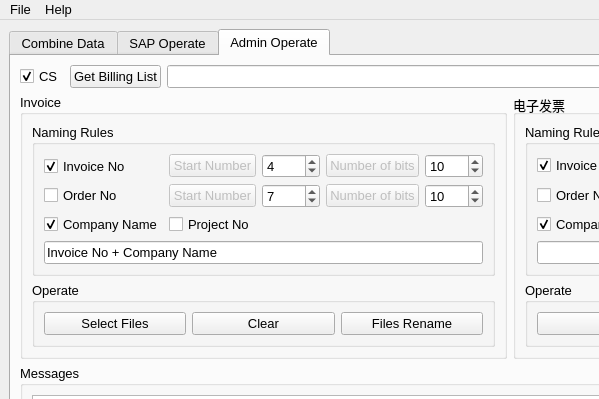
This is Sap_Operate_Ui.ui in chen-huai/Sap_Operation as Qt 5 draws it before an edit; both pictures show x 0 to 599 and y 0 to 399 of the 1019 by 730 pixel window. The edited form follows.
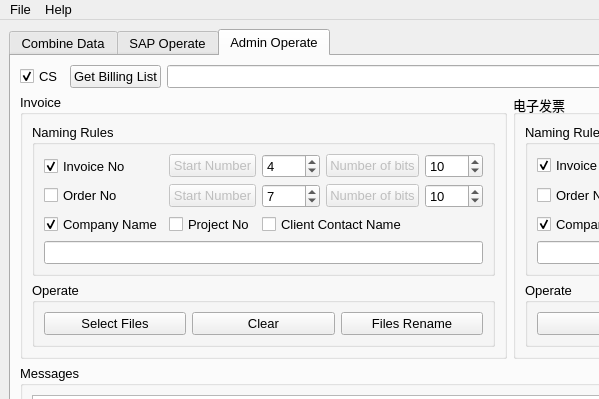
This is the edited form. The open tabs and pages were chosen to show the change. Icons and pictures are not drawn.

Commit message: invoice和电子发票重命名适配NB

Diff of the .ui file:
```diff
--- a/Sap_Operate_Ui.ui
+++ b/Sap_Operate_Ui.ui
@@ -1944,7 +1944,14 @@
                  <string>命名规则，按顺序</string>
                 </property>
                 <property name="text">
-                 <string>Invoice No + Company Name</string>
+                 <string/>
+                </property>
+               </widget>
+              </item>
+              <item row="2" column="2" colspan="2">
+               <widget class="QCheckBox" name="checkBox_26">
+                <property name="text">
+                 <string>Client Contact Name</string>
                 </property>
                </widget>
               </item>
```
Left out of the diff: 4 changed lines with no effect on the pictures. The commit also changes 2 other files.
